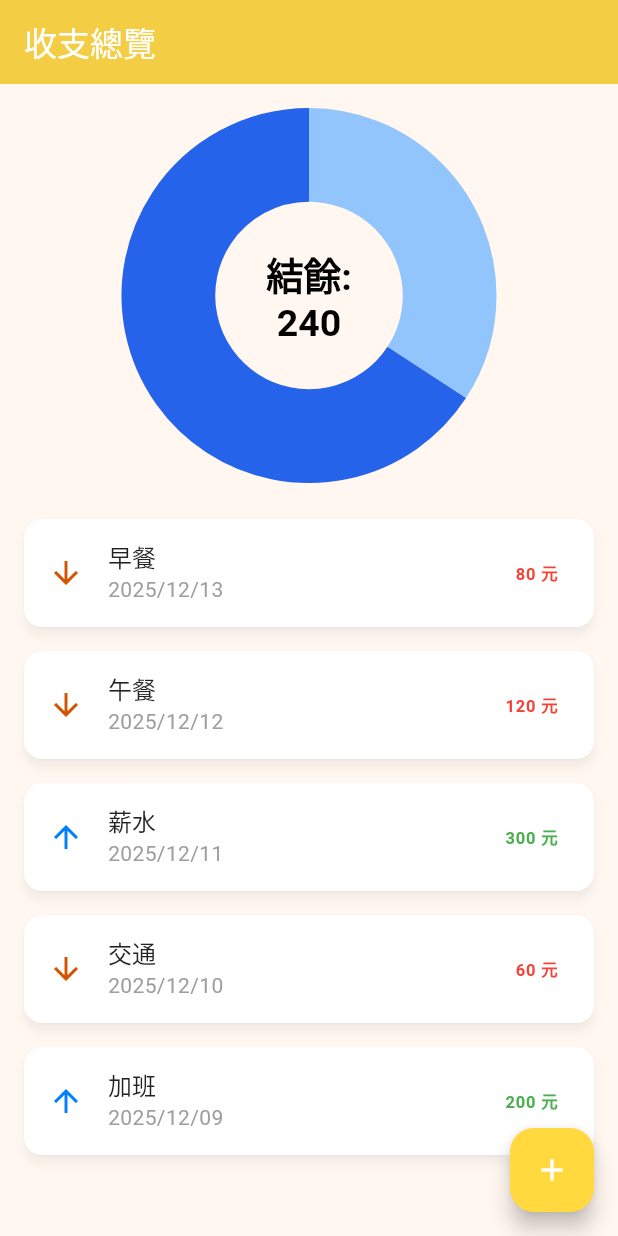
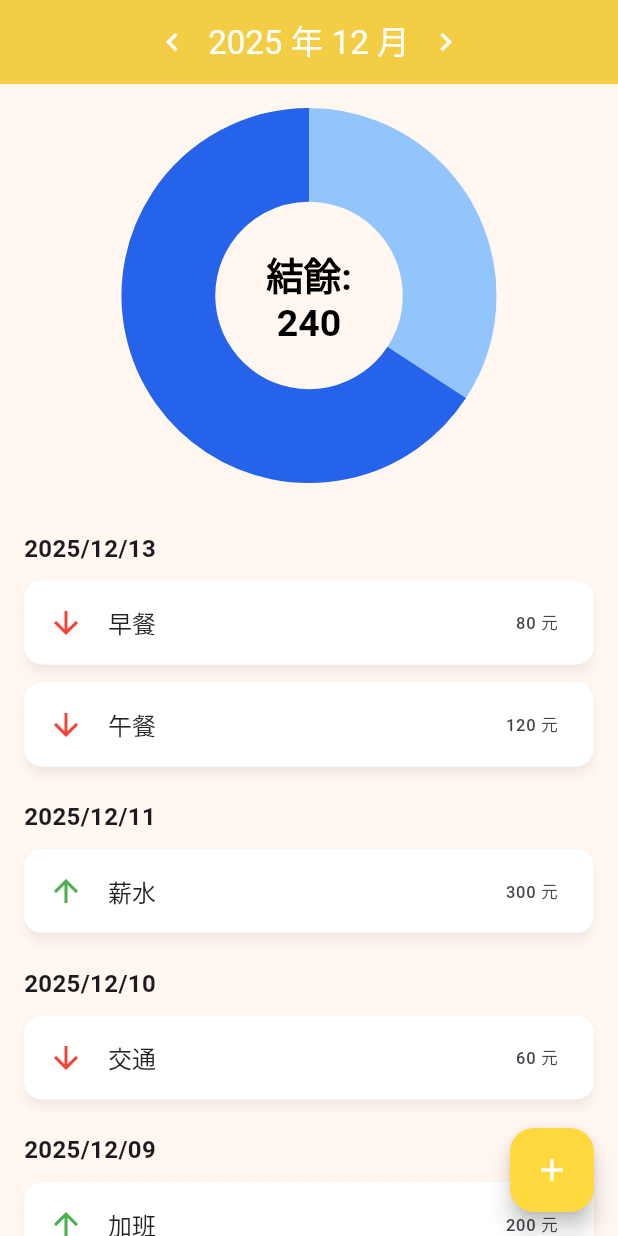
Before and after one commit to Liuyuweiyyyy/Accounting-APP, a Flutter app: the screen it shows after launch, on a phone screen of 412 x 824 dp. Run offline on Flutter 3.47's test engine with Material 3 defaults, Android fonts, the phone set to English and light mode, and no system bars; our stand-ins replace shared_preferences.

Commit message:
update timestamp function、fix editing errors and data is released by month

```diff
--- a/lib/main.dart
+++ b/lib/main.dart
@@ -3,6 +3,7 @@ import 'package:midterm/widgets/pie_chart_widget.dart'; // 動畫圓餅圖
 import 'package:midterm/widgets/add_page.dart'; // 新增項目頁面
 import 'dart:convert';
 import 'package:shared_preferences/shared_preferences.dart';
+import 'package:uuid/uuid.dart'; // 用來生成唯一 id
 
 void main() {
   runApp(MaterialApp(
@@ -48,23 +49,26 @@ class ExpensePage extends StatefulWidget {
 }
 
 class _ExpensePageState extends State<ExpensePage> {
+  DateTime selectedMonth = DateTime( // 當前月份
+    DateTime.now().year,
+    DateTime.now().month,
+  );
   List<Map<String, dynamic>> transactions = [
-    {"title": "早餐", "amount": 80, "type": "支出","date": "2025-12-13T01:01:59.493251",},
-    {"title": "午餐", "amount": 120, "type": "支出","date": "2025-12-12T01:01:59.493251",},
-    {"title": "薪水", "amount": 300, "type": "收入","date": "2025-12-11T01:01:59.493251",},
-    {"title": "交通", "amount": 60, "type": "支出","date": "2025-12-10T01:01:59.493251",},
-    {"title": "加班", "amount": 200, "type": "收入","date": "2025-12-09T01:01:59.493251",},
+    {"id": Uuid().v4(),"title": "早餐", "amount": 80, "type": "支出","date": "2025-12-13T01:01:59.493251",},
+    {"id": Uuid().v4(),"title": "午餐", "amount": 120, "type": "支出","date": "2025-12-13T01:02:59.493251",},
+    {"id": Uuid().v4(),"title": "薪水", "amount": 300, "type": "收入","date": "2025-12-11T01:01:59.493251",},
+    {"id": Uuid().v4(),"title": "交通", "amount": 60, "type": "支出","date": "2025-12-10T01:01:59.493251",},
+    {"id": Uuid().v4(),"title": "加班", "amount": 200, "type": "收入","date": "2025-12-09T01:01:59.493251",},
+    {"id": Uuid().v4(),"title": "蹺班", "amount": 50, "type": "支出","date": "2026-01-09T01:01:59.493251",},
+    {"id": Uuid().v4(),"title": "加班", "amount": 200, "type": "收入","date": "2025-11-21T01:01:59.493251",},
+    {"id": Uuid().v4(),"title": "加班", "amount": 200, "type": "收入","date": "2025-11-09T01:01:59.493251",},
   ];
   double income = 0;
   double outlay = 0;
 
   Future<void> saveTransactions() async {
     final prefs = await SharedPreferences.getInstance();
-
-    List<String> jsonList = transactions.map((t) {
-      return jsonEncode(t);
-    }).toList();
-
+    List<String> jsonList = transactions.map((t) => jsonEncode(t)).toList();
     await prefs.setStringList('transactions', jsonList);
   }
 
@@ -78,8 +82,7 @@ class _ExpensePageState extends State<ExpensePage> {
           .map((t) => jsonDecode(t) as Map<String, dynamic>)
           .toList();
       // ⭐ 依時間排序，最新的在最前面
-      transactions.sort((a, b) =>
-          DateTime.parse(b["date"]).compareTo(DateTime.parse(a["date"])));
+      sortTransactions();
     } // ⭐ 否則保留原本程式碼裡的 transactions 預設值
   }
 
@@ -91,15 +94,8 @@ class _ExpensePageState extends State<ExpensePage> {
 
     loadTransactions().then((_) {
       // 讀取完成後 → 計算總和
-      income = transactions
-          .where((t) => t["type"] == "收入")
-          .fold(0, (sum, t) => sum + t["amount"]);
-
-      outlay = transactions
-          .where((t) => t["type"] == "支出")
-          .fold(0, (sum, t) => sum + t["amount"]);
+      recalcMonthSummary();
       saveTransactions();
-
       // 等第一幀後啟動動畫
       WidgetsBinding.instance.addPostFrameCallback((_) {
         setState(() {});
@@ -109,39 +105,111 @@ class _ExpensePageState extends State<ExpensePage> {
 
   // 排序
   void sortTransactions() {
-    transactions.sort((a, b) =>
-        DateTime.parse(b["date"]).compareTo(DateTime.parse(a["date"])));
+    transactions.sort((a, b) {
+      DateTime dateTimeA = DateTime.parse(a["date"]);
+      DateTime dateTimeB = DateTime.parse(b["date"]);
+
+      // 比較日期（年/月/日）
+      DateTime dayA = DateTime(dateTimeA.year, dateTimeA.month, dateTimeA.day);
+      DateTime dayB = DateTime(dateTimeB.year, dateTimeB.month, dateTimeB.day);
+
+      int cmpDay = dayB.compareTo(dayA); // 日期晚 → 早
+      if (cmpDay != 0) return cmpDay;
+
+      // 同一天就比較時間（早 → 晚）
+      return dateTimeA.compareTo(dateTimeB);
+    });
+  }
+
+
+  // 日期
+  String formatDate(DateTime date) {
+    return "${date.year}/"
+        "${date.month.toString().padLeft(2, '0')}/"
+        "${date.day.toString().padLeft(2, '0')}";
+  }
+
+  // 每月總合
+  void recalcMonthSummary() {
+    income = 0;
+    outlay = 0;
+
+    for (var t in transactions) {
+      final date = DateTime.parse(t["date"]);
+      if (date.year == selectedMonth.year &&
+          date.month == selectedMonth.month) {
+        if (t["type"] == "收入") {
+          income += t["amount"];
+        } else {
+          outlay += t["amount"];
+        }
+      }
+    }
   }
 
   @override
   Widget build(BuildContext context) {
+    List<Map<String, dynamic>> monthlyTransactions = transactions.where((t) {
+      final date = DateTime.parse(t["date"]);
+      return date.year == selectedMonth.year && date.month == selectedMonth.month;
+    }).toList();
+
     return Scaffold(
       appBar: AppBar(
-        title: Text("收支總覽"),
+        title: Row(
+          mainAxisAlignment: MainAxisAlignment.center,
+          children: [
+            IconButton(
+              icon: Icon(Icons.chevron_left),
+              onPressed: () {
+                setState(() {
+                  selectedMonth = DateTime(
+                      selectedMonth.year,
+                      selectedMonth.month - 1);
+                  recalcMonthSummary();
+                });
+              },
+            ),
+            Text("${selectedMonth.year} 年 ${selectedMonth.month} 月"),
+            IconButton(
+              icon: Icon(Icons.chevron_right),
+              onPressed: () {
+                setState(() {
+                  selectedMonth = DateTime(
+                      selectedMonth.year,
+                      selectedMonth.month + 1);
+                  recalcMonthSummary();
+                });
+              },
+            ),
+          ],
+        ),
+        centerTitle: true,
       ),
       floatingActionButton: FloatingActionButton(
         child: Icon(Icons.add),
         onPressed: () async {
           final newItem = await Navigator.push(
             context,
-            MaterialPageRoute(builder: (_) => AddTransactionPage()),
+            MaterialPageRoute(builder: (_) => AddTransactionPage(
+              originalDate: DateTime(
+                  selectedMonth.year,
+                  selectedMonth.month,
+                  DateTime.now().day),
+            )),
           );
 
           if (newItem != null) {
             setState(() {
               transactions.add({
+                "id": Uuid().v4(),
                 "title": newItem["title"],
                 "amount": newItem["amount"],
                 "type": newItem["type"],
                 "date": newItem["date"],
               });
-
-              if (newItem["type"] == "收入") {
-                income += newItem["amount"];
-              } else {
-                outlay += newItem["amount"];
-              }
               sortTransactions();
+              recalcMonthSummary();
             });
             saveTransactions();
           }
@@ -149,33 +217,36 @@ class _ExpensePageState extends State<ExpensePage> {
       ),
       body: Column(
         children: [
-          // 圓餅圖固定在上方
           Container(
             padding: EdgeInsets.all(16),
-            color: Colors.transparent,
             child: PieChartWidget(
               income: income,
               outlay: outlay,
-              colors: [
-                Color(0xFF2563EB), // 收入：青藍（中亮）
-                Color(0xFF93C5FD), // 支出：淡藍灰（柔和）
-              ],
+              colors: [Color(0xFF2563EB), Color(0xFF93C5FD)],
               size: 250,
-            )
-            ,
             ),
-
-          // 可滾動 List
+          ),
           Expanded(
             child: ListView.builder(
-              itemCount: transactions.length,
+              itemCount: monthlyTransactions.length,
               itemBuilder: (context, index) {
-                final item = transactions[index];
-                final String dateString = item["date"].toString();
-                final DateTime date = DateTime.parse(dateString);
+                final item = monthlyTransactions[index];
+                final currentDate = DateTime.parse(item["date"]);
+                final currentDay = formatDate(currentDate);
 
-                return Dismissible(
-                  key: Key(item["date"]),
+                bool showDateHeader = index == 0 ||
+                    formatDate(DateTime.parse(monthlyTransactions[index - 1]["date"])) != currentDay;
+
+                return Column(
+                  crossAxisAlignment: CrossAxisAlignment.start,
+                  children: [
+                    if (showDateHeader)
+                      Padding(
+                        padding: const EdgeInsets.fromLTRB(16, 16, 16, 4),
+                        child: Text(currentDay, style: TextStyle(fontWeight: FontWeight.bold, fontSize: 16)),
+                      ),
+                    Dismissible(
+                      key: Key(item["id"]),
                       direction: DismissDirection.endToStart,
                       background: Container(
                         color: Colors.red,
@@ -184,23 +255,16 @@ class _ExpensePageState extends State<ExpensePage> {
                         child: Icon(Icons.delete, color: Colors.white),
                       ),
                       onDismissed: (direction) {
-                    final removed = transactions.removeAt(index);
                         setState(() {
-                      // 更新收入/支出
-                      if (removed["type"] == "收入") {
-                        income -= removed["amount"];
-                      } else {
-                        outlay -= removed["amount"];
-                      }
-                      // 再排序
-                      sortTransactions();
+                          if (item["type"] == "收入") income -= item["amount"];
+                          else outlay -= item["amount"];
+                          transactions.removeWhere((t) => t["id"] == item["id"]);
+                          recalcMonthSummary();
                         });
                         saveTransactions();
                       },
-
                       child: Card(
-                    margin: EdgeInsets.symmetric(horizontal: 16, vertical: 8),
-                    elevation: 3,
+                        margin: EdgeInsets.symmetric(horizontal: 16, vertical: 6),
                         child: ListTile(
                           onTap: () async {
                             final updatedItem = await Navigator.push(
@@ -209,7 +273,7 @@ class _ExpensePageState extends State<ExpensePage> {
                                 builder: (_) => AddTransactionPage(
                                   isEdit: true,
                                   originalTitle: item["title"],
-                              originalAmount: item["amount"],
+                                  originalAmount: (item["amount"] as num).toDouble(),
                                   originalType: item["type"],
                                   originalDate: DateTime.parse(item["date"]),
                                 ),
@@ -218,49 +282,39 @@ class _ExpensePageState extends State<ExpensePage> {
 
                             if (updatedItem != null) {
                               setState(() {
-                            if (item["type"] == "收入") {
-                              income -= item["amount"];
-                            } else {
-                              outlay -= item["amount"];
-                            }
+                                final realIndex = transactions.indexWhere((t) => t["id"] == item["id"]);
+                                if (realIndex != -1) {
+                                  if (transactions[realIndex]["type"] == "收入") income -= transactions[realIndex]["amount"];
+                                  else outlay -= transactions[realIndex]["amount"];
 
-                            transactions[index] = {
+                                  transactions[realIndex] = {
+                                    "id": item["id"],
                                     "title": updatedItem["title"],
                                     "amount": updatedItem["amount"],
                                     "type": updatedItem["type"],
-                              "date": updatedItem["date"], // ⭐ 保留原時間
+                                    "date": updatedItem["date"],
                                   };
-                            if (updatedItem["type"] == "收入") {
-                              income += updatedItem["amount"];
-                            } else {
-                              outlay += updatedItem["amount"];
+
+                                  if (updatedItem["type"] == "收入") income += updatedItem["amount"];
+                                  else outlay += updatedItem["amount"];
+
+                                  sortTransactions();
+                                  recalcMonthSummary();
                                 }
-                            sortTransactions();
                               });
-
                               saveTransactions();
                             }
                           },
                           leading: Icon(
                             item["type"] == "收入" ? Icons.arrow_upward : Icons.arrow_downward,
-                        color: item["type"] == "收入" ? Color(0xFF007FFF) : Color(0xFFD35400),
+                            color: item["type"] == "收入" ? Colors.green : Colors.red,
                           ),
                           title: Text(item["title"]),
-                      subtitle: Text(
-                        "${date.year}/"
-                        "${date.month.toString().padLeft(2, '0')}/"
-                        "${date.day.toString().padLeft(2, '0')}",
-                        style: TextStyle(color: Colors.grey),
-                      ),
-                      trailing: Text(
-                        "${item["amount"]} 元",
-                        style: TextStyle(
-                          color: item["type"] == "收入" ? Colors.green : Colors.red,
-                          fontWeight: FontWeight.bold,
+                          trailing: Text("${item["amount"]} 元"),
                         ),
                       ),
                     ),
-                  ),
+                  ],
                 );
               },
             ),
--- a/lib/widgets/add_page.dart
+++ b/lib/widgets/add_page.dart
@@ -188,7 +188,7 @@ class _AddTransactionPageState extends State<AddTransactionPage> {
       selectedDate = widget.originalDate ?? DateTime.now();
       expression = widget.originalAmount!.toString();
     }else{
-      selectedDate = DateTime.now();
+      selectedDate = widget.originalDate ?? DateTime.now();
     }
   }
 
--- a/pubspec.yaml
+++ b/pubspec.yaml
@@ -31,6 +31,7 @@ dependencies:
   flutter:
     sdk: flutter
   shared_preferences: ^2.2.0
+  uuid: ^4.5.2
 
   # The following adds the Cupertino Icons font to your application.
   # Use with the CupertinoIcons class for iOS style icons.
```
Also changed, not shown: pubspec.lock, 1 other file. Lines whose indentation alone changed are shown as unchanged.
